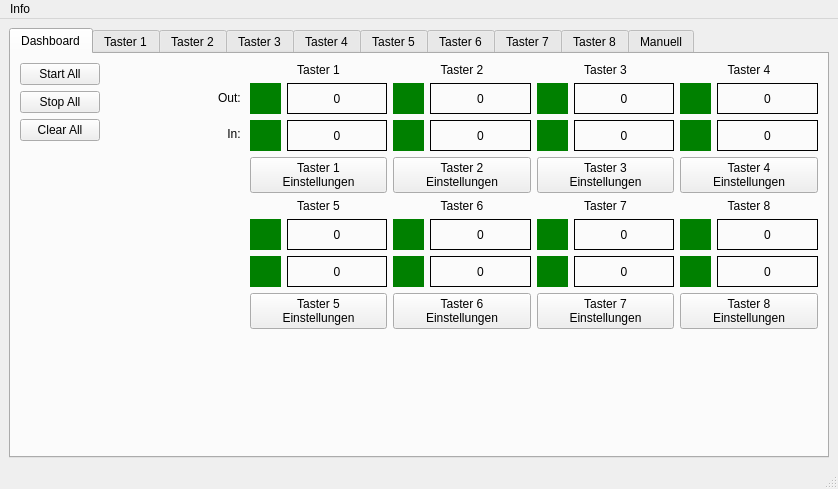
Above: Forms/TikTak.ui from joey9D/TicTac-Dashboard before the change. Below: the same form after it.
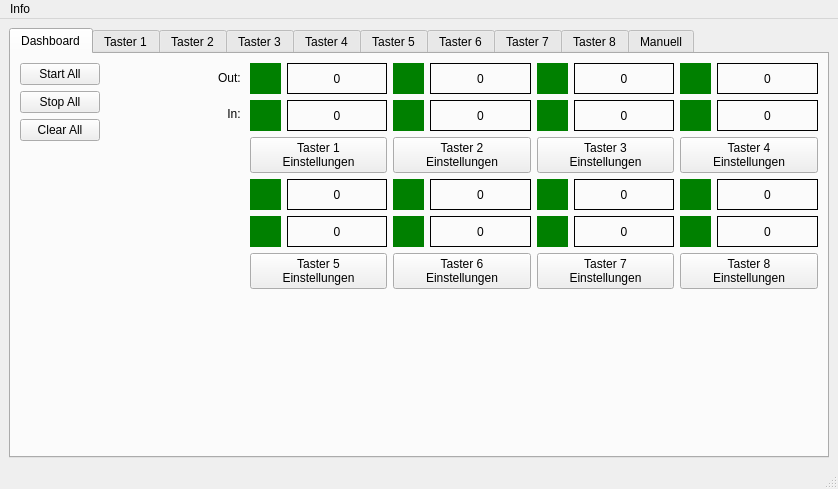
That is the form after the change. The open tabs and pages were chosen to show the change. Custom widgets are drawn as their Qt base class.

Commit message: update layout in each tab

Patch:
```diff
--- a/Forms/TikTak.ui
+++ b/Forms/TikTak.ui
@@ -64,103 +64,7 @@
         </item>
         <item row="0" column="1">
          <layout class="QGridLayout" name="gridLayout">
-          <item row="3" column="2">
-           <layout class="QVBoxLayout" name="vL_Led6">
-            <item>
-             <layout class="QHBoxLayout" name="horizontalLayout_29">
-              <item>
-               <widget class="QLabel" name="lbl_OutputLed6">
-                <property name="minimumSize">
-                 <size>
-                  <width>31</width>
-                  <height>31</height>
-                 </size>
-                </property>
-                <property name="maximumSize">
-                 <size>
-                  <width>31</width>
-                  <height>31</height>
-                 </size>
-                </property>
-                <property name="autoFillBackground">
-                 <bool>false</bool>
-                </property>
-                <property name="styleSheet">
-                 <string notr="true">background-color: green;</string>
-                </property>
-                <property name="text">
-                 <string/>
-                </property>
-               </widget>
-              </item>
-              <item>
-               <widget class="QLabel" name="lbl_OutputCnt6">
-                <property name="frameShape">
-                 <enum>QFrame::Shape::Box</enum>
-                </property>
-                <property name="text">
-                 <string>0</string>
-                </property>
-                <property name="alignment">
-                 <set>Qt::AlignmentFlag::AlignCenter</set>
-                </property>
-               </widget>
-              </item>
-             </layout>
-            </item>
-            <item>
-             <layout class="QHBoxLayout" name="horizontalLayout_30">
-              <item>
-               <widget class="QLabel" name="lbl_InputLed6">
-                <property name="minimumSize">
-                 <size>
-                  <width>31</width>
-                  <height>31</height>
-                 </size>
-                </property>
-                <property name="maximumSize">
-                 <size>
-                  <width>31</width>
-                  <height>31</height>
-                 </size>
-                </property>
-                <property name="autoFillBackground">
-                 <bool>false</bool>
-                </property>
-                <property name="styleSheet">
-                 <string notr="true">background-color: green;</string>
-                </property>
-                <property name="text">
-                 <string/>
-                </property>
-               </widget>
-              </item>
-              <item>
-               <widget class="QLabel" name="lbl_InputCnt6">
-                <property name="frameShape">
-                 <enum>QFrame::Shape::Box</enum>
-                </property>
-                <property name="text">
-                 <string>0</string>
-                </property>
-                <property name="alignment">
-                 <set>Qt::AlignmentFlag::AlignCenter</set>
-                </property>
-               </widget>
-              </item>
-             </layout>
-            </item>
-            <item>
-             <widget class="QPushButton" name="pB_ButtonSettings6">
-              <property name="text">
-               <string>Taster 6
-Einstellungen</string>
-              </property>
-             </widget>
-            </item>
-           </layout>
-          </item>
-          <item row="1" column="2">
+          <item row="0" column="2">
            <layout class="QVBoxLayout" name="vL_Led2">
             <item>
              <layout class="QHBoxLayout" name="horizontalLayout_11">
@@ -256,341 +160,7 @@
             </item>
            </layout>
           </item>
-          <item row="0" column="3">
-           <widget class="QLabel" name="lbl_Button3">
-            <property name="text">
-             <string>Taster 3</string>
-            </property>
-            <property name="alignment">
-             <set>Qt::AlignmentFlag::AlignCenter</set>
-            </property>
-           </widget>
-          </item>
-          <item row="3" column="1">
-           <layout class="QVBoxLayout" name="vL_Led5">
-            <item>
-             <layout class="QHBoxLayout" name="horizontalLayout_25">
-              <item>
-               <widget class="QLabel" name="lbl_OutputLed5">
-                <property name="minimumSize">
-                 <size>
-                  <width>31</width>
-                  <height>31</height>
-                 </size>
-                </property>
-                <property name="maximumSize">
-                 <size>
-                  <width>31</width>
-                  <height>31</height>
-                 </size>
-                </property>
-                <property name="autoFillBackground">
-                 <bool>false</bool>
-                </property>
-                <property name="styleSheet">
-                 <string notr="true">background-color: green;</string>
-                </property>
-                <property name="text">
-                 <string/>
-                </property>
-               </widget>
-              </item>
-              <item>
-               <widget class="QLabel" name="lbl_OutputCnt5">
-                <property name="frameShape">
-                 <enum>QFrame::Shape::Box</enum>
-                </property>
-                <property name="text">
-                 <string>0</string>
-                </property>
-                <property name="alignment">
-                 <set>Qt::AlignmentFlag::AlignCenter</set>
-                </property>
-               </widget>
-              </item>
-             </layout>
-            </item>
-            <item>
-             <layout class="QHBoxLayout" name="horizontalLayout_26">
-              <item>
-               <widget class="QLabel" name="lbl_InputLed5">
-                <property name="minimumSize">
-                 <size>
-                  <width>31</width>
-                  <height>31</height>
-                 </size>
-                </property>
-                <property name="maximumSize">
-                 <size>
-                  <width>31</width>
-                  <height>31</height>
-                 </size>
-                </property>
-                <property name="autoFillBackground">
-                 <bool>false</bool>
-                </property>
-                <property name="styleSheet">
-                 <string notr="true">background-color: green;</string>
-                </property>
-                <property name="text">
-                 <string/>
-                </property>
-               </widget>
-              </item>
-              <item>
-               <widget class="QLabel" name="lbl_InputCnt5">
-                <property name="frameShape">
-                 <enum>QFrame::Shape::Box</enum>
-                </property>
-                <property name="text">
-                 <string>0</string>
-                </property>
-                <property name="alignment">
-                 <set>Qt::AlignmentFlag::AlignCenter</set>
-                </property>
-               </widget>
-              </item>
-             </layout>
-            </item>
-            <item>
-             <widget class="QPushButton" name="pB_ButtonSettings5">
-              <property name="text">
-               <string>Taster 5
-Einstellungen</string>
-              </property>
-             </widget>
-            </item>
-           </layout>
-          </item>
-          <item row="2" column="1">
-           <widget class="QLabel" name="lbl_Button5">
-            <property name="text">
-             <string>Taster 5</string>
-            </property>
-            <property name="alignment">
-             <set>Qt::AlignmentFlag::AlignCenter</set>
-            </property>
-           </widget>
-          </item>
-          <item row="0" column="2">
-           <widget class="QLabel" name="lbl_Button2">
-            <property name="text">
-             <string>Taster 2</string>
-            </property>
-            <property name="alignment">
-             <set>Qt::AlignmentFlag::AlignCenter</set>
-            </property>
-           </widget>
-          </item>
-          <item row="0" column="1">
-           <widget class="QLabel" name="lbl_Button1">
-            <property name="frameShape">
-             <enum>QFrame::Shape::NoFrame</enum>
-            </property>
-            <property name="frameShadow">
-             <enum>QFrame::Shadow::Plain</enum>
-            </property>
-            <property name="text">
-             <string>Taster 1</string>
-            </property>
-            <property name="alignment">
-             <set>Qt::AlignmentFlag::AlignCenter</set>
-            </property>
-           </widget>
-          </item>
-          <item row="1" column="3">
-           <layout class="QVBoxLayout" name="vL_Led3">
-            <item>
-             <layout class="QHBoxLayout" name="horizontalLayout_13">
-              <item>
-               <widget class="QLabel" name="lbl_OutputLed3">
-                <property name="minimumSize">
-                 <size>
-                  <width>31</width>
-                  <height>31</height>
-                 </size>
-                </property>
-                <property name="maximumSize">
-                 <size>
-                  <width>31</width>
-                  <height>31</height>
-                 </size>
-                </property>
-                <property name="autoFillBackground">
-                 <bool>false</bool>
-                </property>
-                <property name="styleSheet">
-                 <string notr="true">background-color: green;</string>
-                </property>
-                <property name="text">
-                 <string/>
-                </property>
-               </widget>
-              </item>
-              <item>
-               <widget class="QLabel" name="lbl_OutputCnt3">
-                <property name="frameShape">
-                 <enum>QFrame::Shape::Box</enum>
-                </property>
-                <property name="text">
-                 <string>0</string>
-                </property>
-                <property name="alignment">
-                 <set>Qt::AlignmentFlag::AlignCenter</set>
-                </property>
-               </widget>
-              </item>
-             </layout>
-            </item>
-            <item>
-             <layout class="QHBoxLayout" name="horizontalLayout_14">
-              <item>
-               <widget class="QLabel" name="lbl_InputLed3">
-                <property name="minimumSize">
-                 <size>
-                  <width>31</width>
-                  <height>31</height>
-                 </size>
-                </property>
-                <property name="maximumSize">
-                 <size>
-                  <width>31</width>
-                  <height>31</height>
-                 </size>
-                </property>
-                <property name="autoFillBackground">
-                 <bool>false</bool>
-                </property>
-                <property name="styleSheet">
-                 <string notr="true">background-color: green;</string>
-                </property>
-                <property name="text">
-                 <string/>
-                </property>
-               </widget>
-              </item>
-              <item>
-               <widget class="QLabel" name="lbl_InputCnt3">
-                <property name="frameShape">
-                 <enum>QFrame::Shape::Box</enum>
-                </property>
-                <property name="text">
-                 <string>0</string>
-                </property>
-                <property name="alignment">
-                 <set>Qt::AlignmentFlag::AlignCenter</set>
-                </property>
-               </widget>
-              </item>
-             </layout>
-            </item>
-            <item>
-             <widget class="QPushButton" name="pB_ButtonSettings3">
-              <property name="text">
-               <string>Taster 3
-Einstellungen</string>
-              </property>
-             </widget>
-            </item>
-           </layout>
-          </item>
-          <item row="1" column="1">
-           <layout class="QVBoxLayout" name="vL_Led1">
-            <item>
-             <layout class="QHBoxLayout" name="horizontalLayout_9">
-              <item>
-               <widget class="QLabel" name="lbl_OutputLed1">
-                <property name="minimumSize">
-                 <size>
-                  <width>31</width>
-                  <height>31</height>
-                 </size>
-                </property>
-                <property name="maximumSize">
-                 <size>
-                  <width>31</width>
-                  <height>31</height>
-                 </size>
-                </property>
-                <property name="autoFillBackground">
-                 <bool>false</bool>
-                </property>
-                <property name="styleSheet">
-                 <string notr="true">background-color: green;</string>
-                </property>
-                <property name="text">
-                 <string/>
-                </property>
-               </widget>
-              </item>
-              <item>
-               <widget class="QLabel" name="lbl_OutputCnt1">
-                <property name="frameShape">
-                 <enum>QFrame::Shape::Box</enum>
-                </property>
-                <property name="text">
-                 <string>0</string>
-                </property>
-                <property name="alignment">
-                 <set>Qt::AlignmentFlag::AlignCenter</set>
-                </property>
-               </widget>
-              </item>
-             </layout>
-            </item>
-            <item>
-             <layout class="QHBoxLayout" name="horizontalLayout_10">
-              <item>
-               <widget class="QLabel" name="lbl_InputLed1">
-                <property name="minimumSize">
-                 <size>
-                  <width>31</width>
-                  <height>31</height>
-                 </size>
-                </property>
-                <property name="maximumSize">
-                 <size>
-                  <width>31</width>
-                  <height>31</height>
-                 </size>
-                </property>
-                <property name="autoFillBackground">
-                 <bool>false</bool>
-                </property>
-                <property name="styleSheet">
-                 <string notr="true">background-color: green;</string>
-                </property>
-                <property name="text">
-                 <string/>
-                </property>
-               </widget>
-              </item>
-              <item>
-               <widget class="QLabel" name="lbl_InputCnt1">
-                <property name="frameShape">
-                 <enum>QFrame::Shape::Box</enum>
-                </property>
-                <property name="text">
-                 <string>0</string>
-                </property>
-                <property name="alignment">
-                 <set>Qt::AlignmentFlag::AlignCenter</set>
-                </property>
-               </widget>
-              </item>
-             </layout>
-            </item>
-            <item>
-             <widget class="QPushButton" name="pB_ButtonSettings1">
-              <property name="text">
-               <string>Taster 1
-Einstellungen</string>
-              </property>
-             </widget>
-            </item>
-           </layout>
-          </item>
-          <item row="1" column="4">
+          <item row="0" column="4">
            <layout class="QVBoxLayout" name="vL_Led4">
             <item>
              <layout class="QHBoxLayout" name="horizontalLayout_15">
@@ -686,17 +256,7 @@
             </item>
            </layout>
           </item>
-          <item row="0" column="4">
-           <widget class="QLabel" name="lbl_Button4">
-            <property name="text">
-             <string>Taster 4</string>
-            </property>
-            <property name="alignment">
-             <set>Qt::AlignmentFlag::AlignCenter</set>
-            </property>
-           </widget>
-          </item>
-          <item row="3" column="3">
+          <item row="1" column="3">
            <layout class="QVBoxLayout" name="vL_Led7">
             <item>
              <layout class="QHBoxLayout" name="horizontalLayout_31">
@@ -792,40 +352,7 @@
             </item>
            </layout>
           </item>
-          <item row="2" column="2">
-           <widget class="QLabel" name="lbl_Button6">
-            <property name="text">
-             <string>Taster 6</string>
-            </property>
-            <property name="alignment">
-             <set>Qt::AlignmentFlag::AlignCenter</set>
-            </property>
-           </widget>
-          </item>
-          <item row="2" column="4">
-           <widget class="QLabel" name="lbl_Button8">
-            <property name="text">
-             <string>Taster 8</string>
-            </property>
-            <property name="alignment">
-             <set>Qt::AlignmentFlag::AlignCenter</set>
-            </property>
-           </widget>
-          </item>
-          <item row="2" column="3">
-           <widget class="QLabel" name="lbl_Button7">
-            <property name="text">
-             <string>Taster 7</string>
-            </property>
-            <property name="alignment">
-             <set>Qt::AlignmentFlag::AlignCenter</set>
-            </property>
-            <property name="wordWrap">
-             <bool>false</bool>
-            </property>
-           </widget>
-          </item>
-          <item row="3" column="4">
+          <item row="1" column="4">
            <layout class="QVBoxLayout" name="vL_Led8">
             <item>
              <layout class="QHBoxLayout" name="horizontalLayout_27">
@@ -921,7 +448,103 @@
             </item>
            </layout>
           </item>
-          <item row="1" column="0">
+          <item row="0" column="3">
+           <layout class="QVBoxLayout" name="vL_Led3">
+            <item>
+             <layout class="QHBoxLayout" name="horizontalLayout_13">
+              <item>
+               <widget class="QLabel" name="lbl_OutputLed3">
+                <property name="minimumSize">
+                 <size>
+                  <width>31</width>
+                  <height>31</height>
+                 </size>
+                </property>
+                <property name="maximumSize">
+                 <size>
+                  <width>31</width>
+                  <height>31</height>
+                 </size>
+                </property>
+                <property name="autoFillBackground">
+                 <bool>false</bool>
+                </property>
+                <property name="styleSheet">
+                 <string notr="true">background-color: green;</string>
+                </property>
+                <property name="text">
+                 <string/>
+                </property>
+               </widget>
+              </item>
+              <item>
+               <widget class="QLabel" name="lbl_OutputCnt3">
+                <property name="frameShape">
+                 <enum>QFrame::Shape::Box</enum>
+                </property>
+                <property name="text">
+                 <string>0</string>
+                </property>
+                <property name="alignment">
+                 <set>Qt::AlignmentFlag::AlignCenter</set>
+                </property>
+               </widget>
+              </item>
+             </layout>
+            </item>
+            <item>
+             <layout class="QHBoxLayout" name="horizontalLayout_14">
+              <item>
+               <widget class="QLabel" name="lbl_InputLed3">
+                <property name="minimumSize">
+                 <size>
+                  <width>31</width>
+                  <height>31</height>
+                 </size>
+                </property>
+                <property name="maximumSize">
+                 <size>
+                  <width>31</width>
+                  <height>31</height>
+                 </size>
+                </property>
+                <property name="autoFillBackground">
+                 <bool>false</bool>
+                </property>
+                <property name="styleSheet">
+                 <string notr="true">background-color: green;</string>
+                </property>
+                <property name="text">
+                 <string/>
+                </property>
+               </widget>
+              </item>
+              <item>
+               <widget class="QLabel" name="lbl_InputCnt3">
+                <property name="frameShape">
+                 <enum>QFrame::Shape::Box</enum>
+                </property>
+                <property name="text">
+                 <string>0</string>
+                </property>
+                <property name="alignment">
+                 <set>Qt::AlignmentFlag::AlignCenter</set>
+                </property>
+               </widget>
+              </item>
+             </layout>
+            </item>
+            <item>
+             <widget class="QPushButton" name="pB_ButtonSettings3">
+              <property name="text">
+               <string>Taster 3
+Einstellungen</string>
+              </property>
+             </widget>
+            </item>
+           </layout>
+          </item>
+          <item row="0" column="0">
            <layout class="QVBoxLayout" name="vL_Led1_5">
             <item>
              <widget class="QLabel" name="lbl_Output_Active">
@@ -961,6 +584,294 @@
             </item>
            </layout>
           </item>
+          <item row="1" column="2">
+           <layout class="QVBoxLayout" name="vL_Led6">
+            <item>
+             <layout class="QHBoxLayout" name="horizontalLayout_29">
+              <item>
+               <widget class="QLabel" name="lbl_OutputLed6">
+                <property name="minimumSize">
+                 <size>
+                  <width>31</width>
+                  <height>31</height>
+                 </size>
+                </property>
+                <property name="maximumSize">
+                 <size>
+                  <width>31</width>
+                  <height>31</height>
+                 </size>
+                </property>
+                <property name="autoFillBackground">
+                 <bool>false</bool>
+                </property>
+                <property name="styleSheet">
+                 <string notr="true">background-color: green;</string>
+                </property>
+                <property name="text">
+                 <string/>
+                </property>
+               </widget>
+              </item>
+              <item>
+               <widget class="QLabel" name="lbl_OutputCnt6">
+                <property name="frameShape">
+                 <enum>QFrame::Shape::Box</enum>
+                </property>
+                <property name="text">
+                 <string>0</string>
+                </property>
+                <property name="alignment">
+                 <set>Qt::AlignmentFlag::AlignCenter</set>
+                </property>
+               </widget>
+              </item>
+             </layout>
+            </item>
+            <item>
+             <layout class="QHBoxLayout" name="horizontalLayout_30">
+              <item>
+               <widget class="QLabel" name="lbl_InputLed6">
+                <property name="minimumSize">
+                 <size>
+                  <width>31</width>
+                  <height>31</height>
+                 </size>
+                </property>
+                <property name="maximumSize">
+                 <size>
+                  <width>31</width>
+                  <height>31</height>
+                 </size>
+                </property>
+                <property name="autoFillBackground">
+                 <bool>false</bool>
+                </property>
+                <property name="styleSheet">
+                 <string notr="true">background-color: green;</string>
+                </property>
+                <property name="text">
+                 <string/>
+                </property>
+               </widget>
+              </item>
+              <item>
+               <widget class="QLabel" name="lbl_InputCnt6">
+                <property name="frameShape">
+                 <enum>QFrame::Shape::Box</enum>
+                </property>
+                <property name="text">
+                 <string>0</string>
+                </property>
+                <property name="alignment">
+                 <set>Qt::AlignmentFlag::AlignCenter</set>
+                </property>
+               </widget>
+              </item>
+             </layout>
+            </item>
+            <item>
+             <widget class="QPushButton" name="pB_ButtonSettings6">
+              <property name="text">
+               <string>Taster 6
+Einstellungen</string>
+              </property>
+             </widget>
+            </item>
+           </layout>
+          </item>
+          <item row="1" column="1">
+           <layout class="QVBoxLayout" name="vL_Led5">
+            <item>
+             <layout class="QHBoxLayout" name="horizontalLayout_25">
+              <item>
+               <widget class="QLabel" name="lbl_OutputLed5">
+                <property name="minimumSize">
+                 <size>
+                  <width>31</width>
+                  <height>31</height>
+                 </size>
+                </property>
+                <property name="maximumSize">
+                 <size>
+                  <width>31</width>
+                  <height>31</height>
+                 </size>
+                </property>
+                <property name="autoFillBackground">
+                 <bool>false</bool>
+                </property>
+                <property name="styleSheet">
+                 <string notr="true">background-color: green;</string>
+                </property>
+                <property name="text">
+                 <string/>
+                </property>
+               </widget>
+              </item>
+              <item>
+               <widget class="QLabel" name="lbl_OutputCnt5">
+                <property name="frameShape">
+                 <enum>QFrame::Shape::Box</enum>
+                </property>
+                <property name="text">
+                 <string>0</string>
+                </property>
+                <property name="alignment">
+                 <set>Qt::AlignmentFlag::AlignCenter</set>
+                </property>
+               </widget>
+              </item>
+             </layout>
+            </item>
+            <item>
+             <layout class="QHBoxLayout" name="horizontalLayout_26">
+              <item>
+               <widget class="QLabel" name="lbl_InputLed5">
+                <property name="minimumSize">
+                 <size>
+                  <width>31</width>
+                  <height>31</height>
+                 </size>
+                </property>
+                <property name="maximumSize">
+                 <size>
+                  <width>31</width>
+                  <height>31</height>
+                 </size>
+                </property>
+                <property name="autoFillBackground">
+                 <bool>false</bool>
+                </property>
+                <property name="styleSheet">
+                 <string notr="true">background-color: green;</string>
+                </property>
+                <property name="text">
+                 <string/>
+                </property>
+               </widget>
+              </item>
+              <item>
+               <widget class="QLabel" name="lbl_InputCnt5">
+                <property name="frameShape">
+                 <enum>QFrame::Shape::Box</enum>
+                </property>
+                <property name="text">
+                 <string>0</string>
+                </property>
+                <property name="alignment">
+                 <set>Qt::AlignmentFlag::AlignCenter</set>
+                </property>
+               </widget>
+              </item>
+             </layout>
+            </item>
+            <item>
+             <widget class="QPushButton" name="pB_ButtonSettings5">
+              <property name="text">
+               <string>Taster 5
+Einstellungen</string>
+              </property>
+             </widget>
+            </item>
+           </layout>
+          </item>
+          <item row="0" column="1">
+           <layout class="QVBoxLayout" name="vL_Led1">
+            <item>
+             <layout class="QHBoxLayout" name="horizontalLayout_9">
+              <item>
+               <widget class="QLabel" name="lbl_OutputLed1">
+                <property name="minimumSize">
+                 <size>
+                  <width>31</width>
+                  <height>31</height>
+                 </size>
+                </property>
+                <property name="maximumSize">
+                 <size>
+                  <width>31</width>
+                  <height>31</height>
+                 </size>
+                </property>
+                <property name="autoFillBackground">
+                 <bool>false</bool>
+                </property>
+                <property name="styleSheet">
+                 <string notr="true">background-color: green;</string>
+                </property>
+                <property name="text">
+                 <string/>
+                </property>
+               </widget>
+              </item>
+              <item>
+               <widget class="QLabel" name="lbl_OutputCnt1">
+                <property name="frameShape">
+                 <enum>QFrame::Shape::Box</enum>
+                </property>
+                <property name="text">
+                 <string>0</string>
+                </property>
+                <property name="alignment">
+                 <set>Qt::AlignmentFlag::AlignCenter</set>
+                </property>
+               </widget>
+              </item>
+             </layout>
+            </item>
+            <item>
+             <layout class="QHBoxLayout" name="horizontalLayout_10">
+              <item>
+               <widget class="QLabel" name="lbl_InputLed1">
+                <property name="minimumSize">
+                 <size>
+                  <width>31</width>
+                  <height>31</height>
+                 </size>
+                </property>
+                <property name="maximumSize">
+                 <size>
+                  <width>31</width>
+                  <height>31</height>
+                 </size>
+                </property>
+                <property name="autoFillBackground">
+                 <bool>false</bool>
+                </property>
+                <property name="styleSheet">
+                 <string notr="true">background-color: green;</string>
+                </property>
+                <property name="text">
+                 <string/>
+                </property>
+               </widget>
+              </item>
+              <item>
+               <widget class="QLabel" name="lbl_InputCnt1">
+                <property name="frameShape">
+                 <enum>QFrame::Shape::Box</enum>
+                </property>
+                <property name="text">
+                 <string>0</string>
+                </property>
+                <property name="alignment">
+                 <set>Qt::AlignmentFlag::AlignCenter</set>
+                </property>
+               </widget>
+              </item>
+             </layout>
+            </item>
+            <item>
+             <widget class="QPushButton" name="pB_ButtonSettings1">
+              <property name="text">
+               <string>Taster 1
+Einstellungen</string>
+              </property>
+             </widget>
+            </item>
+           </layout>
+          </item>
          </layout>
         </item>
        </layout>
```
Left out of the diff: 520 changed lines with no effect on the pictures.
